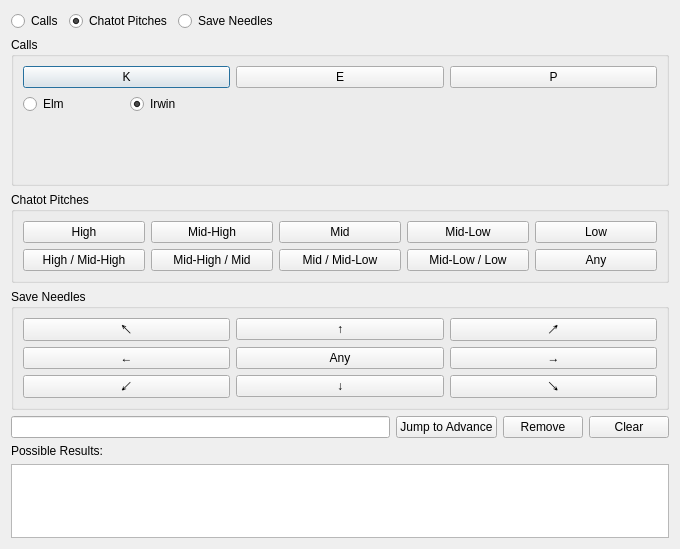
First picture: the form in Form/Util/AdvanceFinder.ui, repository Admiral-Fish/PokeFinder, before the edit.
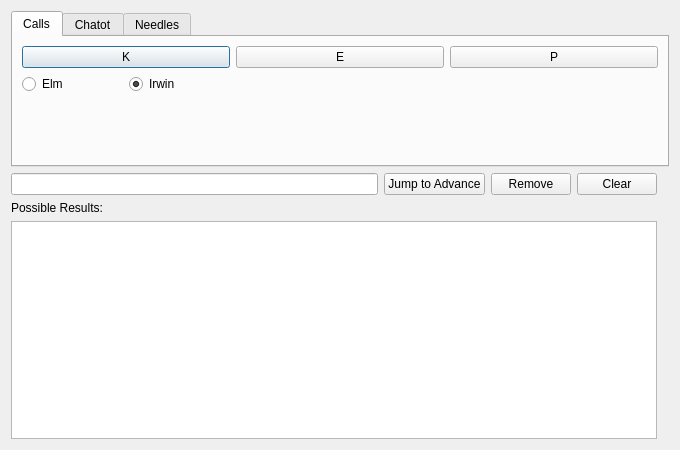
Second picture: the form after the edit. Custom widgets are drawn as their Qt base class.

The edit to the form file:
```diff
--- a/Form/Util/AdvanceFinder.ui
+++ b/Form/Util/AdvanceFinder.ui
@@ -7,65 +7,20 @@
     <x>0</x>
     <y>0</y>
     <width>680</width>
-    <height>549</height>
+    <height>450</height>
    </rect>
   </property>
   <property name="windowTitle">
    <string>Advance Finder</string>
   </property>
   <layout class="QGridLayout" name="gridLayout">
-   <item row="0" column="0">
-    <widget class="QRadioButton" name="radioButtonCalls">
-     <property name="text">
+   <item row="0" column="0" colspan="3">
+    <widget class="QTabWidget" name="tabWidget">
+     <widget class="QWidget" name="tabCalls">
+      <attribute name="title">
       <string>Calls</string>
-     </property>
-     <attribute name="buttonGroup">
-      <string notr="true">buttonGroupType</string>
-     </attribute>
-    </widget>
-   </item>
-   <item row="0" column="1">
-    <widget class="QRadioButton" name="radioButtonChatot">
-     <property name="text">
-      <string>Chatot Pitches</string>
-     </property>
-     <property name="checked">
-      <bool>true</bool>
-     </property>
-     <attribute name="buttonGroup">
-      <string notr="true">buttonGroupType</string>
-     </attribute>
-    </widget>
-   </item>
-   <item row="0" column="2">
-    <widget class="QRadioButton" name="radioButtonNeedle">
-     <property name="text">
-      <string>Save Needles</string>
-     </property>
-     <attribute name="buttonGroup">
-      <string notr="true">buttonGroupType</string>
-     </attribute>
-    </widget>
-   </item>
-   <item row="0" column="3">
-    <spacer name="horizontalSpacerMode">
-     <property name="orientation">
-      <enum>Qt::Orientation::Horizontal</enum>
-     </property>
-     <property name="sizeHint" stdset="0">
-      <size>
-       <width>401</width>
-       <height>20</height>
-      </size>
-     </property>
-    </spacer>
-   </item>
-   <item row="1" column="0" colspan="4">
-    <widget class="QGroupBox" name="groupBoxCalls">
-     <property name="title">
-      <string>Calls</string>
-     </property>
-     <layout class="QGridLayout" name="gridLayoutCall">
+      </attribute>
+      <layout class="QGridLayout" name="gridLayout_1">
       <item row="0" column="0" colspan="2">
        <widget class="QPushButton" name="pushButtonCallK">
         <property name="text">
@@ -133,13 +88,11 @@
       </item>
      </layout>
     </widget>
-   </item>
-   <item row="2" column="0" colspan="4">
-    <widget class="QGroupBox" name="groupBoxChatot">
-     <property name="title">
-      <string>Chatot Pitches</string>
-     </property>
-     <layout class="QGridLayout" name="gridLayoutChatot">
+     <widget class="QWidget" name="tabChatot">
+      <attribute name="title">
+       <string>Chatot</string>
+      </attribute>
+      <layout class="QGridLayout" name="gridLayout_2">
       <item row="0" column="0">
        <widget class="QPushButton" name="pushButtonHigh">
         <property name="text">
@@ -212,13 +165,11 @@
       </item>
      </layout>
     </widget>
-   </item>
-   <item row="3" column="0" colspan="4">
-    <widget class="QGroupBox" name="groupBoxNeedle">
-     <property name="title">
-      <string>Save Needles</string>
-     </property>
-     <layout class="QGridLayout" name="gridLayoutNeedle">
+     <widget class="QWidget" name="tabNeedles">
+      <attribute name="title">
+       <string>Needles</string>
+      </attribute>
+      <layout class="QGridLayout" name="gridLayout_3">
       <item row="0" column="0">
        <widget class="QPushButton" name="pushButtonNeedle7">
         <property name="text">
@@ -284,8 +235,9 @@
       </item>
      </layout>
     </widget>
+    </widget>
    </item>
-   <item row="4" column="0" colspan="4">
+   <item row="1" column="0">
     <layout class="QHBoxLayout" name="horizontalLayoutInput">
      <item>
       <widget class="QLineEdit" name="lineEditSequence">
@@ -317,7 +269,7 @@
      </item>
     </layout>
    </item>
-   <item row="5" column="0" colspan="2">
+   <item row="2" column="0">
     <widget class="QLabel" name="labelPossibleResults">
      <property name="sizePolicy">
       <sizepolicy hsizetype="Preferred" vsizetype="Fixed">
@@ -330,8 +282,15 @@
      </property>
     </widget>
    </item>
-   <item row="6" column="0" colspan="4">
-    <widget class="TableView" name="tableView"/>
+   <item row="3" column="0">
+    <widget class="TableView" name="tableView">
+     <property name="sizePolicy">
+      <sizepolicy hsizetype="Expanding" vsizetype="Expanding">
+       <horstretch>0</horstretch>
+       <verstretch>1</verstretch>
+      </sizepolicy>
+     </property>
+    </widget>
    </item>
   </layout>
  </widget>
```
Left out of the diff: 23 changed lines with no effect on the pictures. Lines whose indentation alone changed are shown as unchanged.
